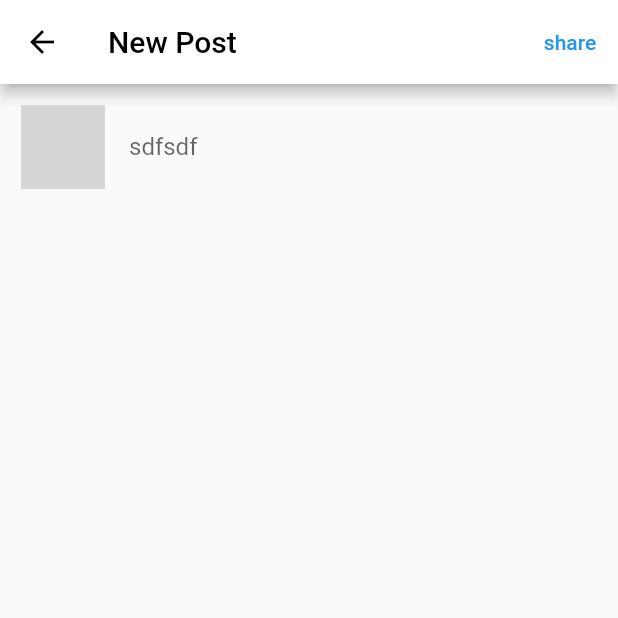
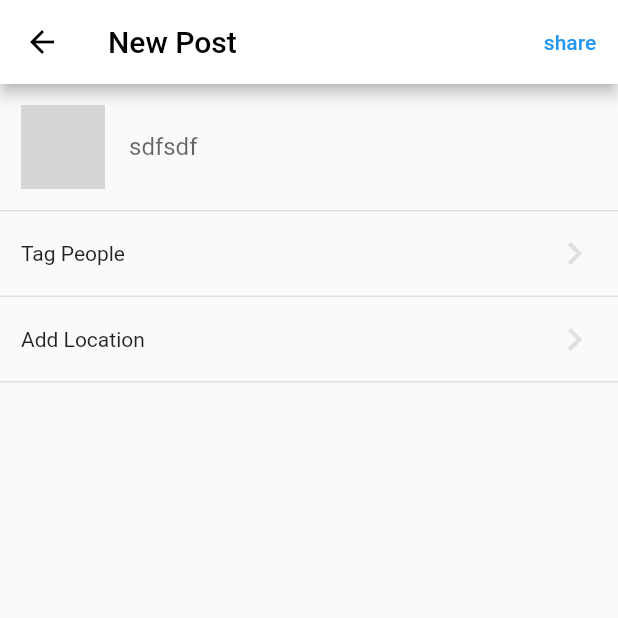
Before and after one commit to Han-Uni/std_codingPapa_Instagram, a Flutter app: the SharePostScreen screen opened directly with empty values, on a phone screen of 412 x 824 dp, the top half of it. Run offline on Flutter 3.47's test engine with Material 2 defaults, Android fonts, the phone set to English and light mode, and no system bars; our stand-ins replace cached_network_image, camera, cloud_firestore, firebase_auth, firebase_core, permission_handler; missing offline and left inert: app_settings, flutter_facebook_auth, flutter_login_facebook, local_image_provider; accounts and stored records are empty; network calls fail; grey boxes are pictures that could not be loaded.

Commit message:
220621_116 section button layout in share post

```diff
--- a/lib/screens/share_post_screen.dart
+++ b/lib/screens/share_post_screen.dart
@@ -1,10 +1,9 @@
 import 'dart:io';
 
 import 'package:flutter/material.dart';
+import 'package:flutter/painting.dart';
 import 'package:flutter/rendering.dart';
-import 'package:flutter_bottom_navigationbar/constants/auth_input_decor.dart';
 import 'package:flutter_bottom_navigationbar/constants/common_size.dart';
-import 'package:flutter_bottom_navigationbar/constants/screen_size.dart';
 
 class SharePostScreen extends StatelessWidget {
   final File? imageFile;
@@ -33,9 +32,50 @@ class SharePostScreen extends StatelessWidget {
         ),
         body: ListView(
           children: <Widget>[
-            ListTile(
-              contentPadding: EdgeInsets.symmetric(
-                  horizontal: common_gap, vertical: common_gap),
+            _captionWithImage(),
+            _divider,
+            _sectionButton('Tag People'),
+            _divider,
+            _sectionButton('Add Location'),
+            _divider,
+          ],
+        ));
+  }
+
+  Divider get _divider => Divider(
+        color: Colors.grey[300],
+        thickness: 1,
+        height: 1,
+      );
+
+  ListTile _sectionButton(String title) {
+    return ListTile(
+      contentPadding: EdgeInsets.symmetric(horizontal: common_gap),
+      leading: Column(
+        mainAxisAlignment: MainAxisAlignment.center,
+        children: [
+          Text(
+            title,
+            style: TextStyle(fontWeight: FontWeight.w400),
+            //textAlign: TextAlign.center,
+          ),
+        ],
+      ),
+      trailing: IconButton(
+        onPressed: () {},
+        icon: Icon(Icons.navigate_next),
+        color: Colors.grey[300],
+        iconSize: 30,
+        padding: EdgeInsets.zero,
+        constraints: BoxConstraints(),
+      ),
+    );
+  }
+
+  ListTile _captionWithImage() {
+    return ListTile(
+      contentPadding:
+          EdgeInsets.symmetric(horizontal: common_gap, vertical: common_gap),
       leading: AspectRatio(
         aspectRatio: 1,
         child: Image.file(
@@ -51,8 +91,6 @@ class SharePostScreen extends StatelessWidget {
           border: InputBorder.none,
         ),
       ),
-            ),
-          ],
-        ));
+    );
   }
 }
```
Lines whose indentation alone changed are shown as unchanged.
